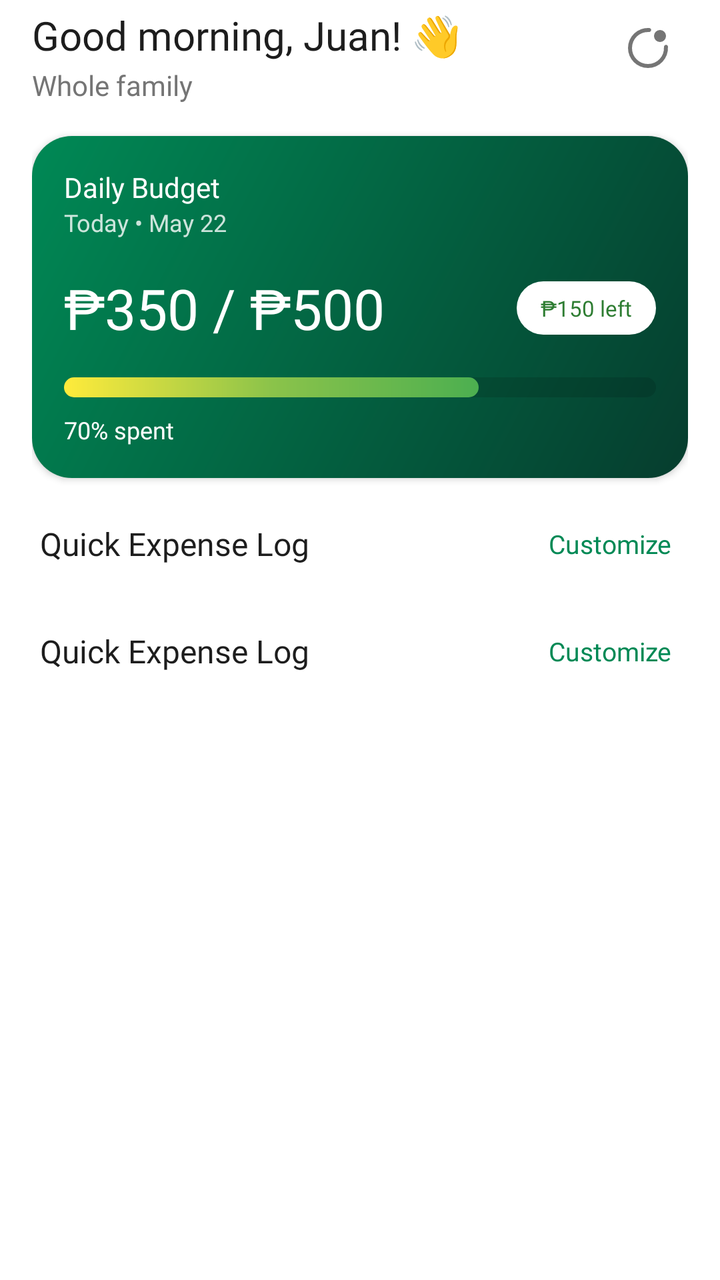
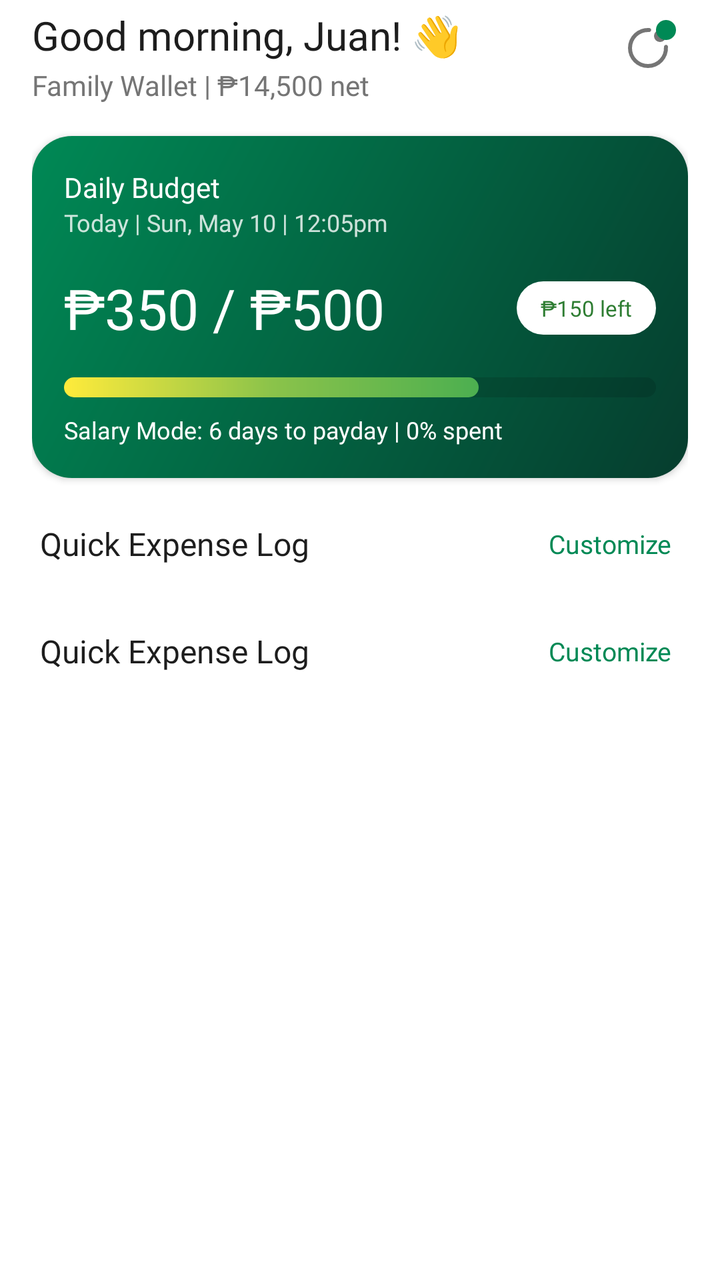

Before-and-after screenshots of an Android layout around one commit, followed by the original layout XML and the change that was made.
<!-- AndroidManifest.xml: application theme Theme.Carti -->
<!-- res/layout/fragment_home.xml -->
<?xml version="1.0" encoding="utf-8"?>
<androidx.constraintlayout.widget.ConstraintLayout xmlns:android="http://schemas.android.com/apk/res/android"
    xmlns:app="http://schemas.android.com/apk/res-auto"
    xmlns:tools="http://schemas.android.com/tools"
    android:layout_width="match_parent"
    android:layout_height="match_parent"
    android:background="@color/white">

    <androidx.core.widget.NestedScrollView
        android:id="@+id/home"
        android:layout_width="0dp"
        android:layout_height="0dp"
        android:clipToPadding="false"
        android:paddingHorizontal="@dimen/spacing_medium"
        app:layout_constraintBottom_toBottomOf="parent"
        app:layout_constraintEnd_toEndOf="parent"
        app:layout_constraintStart_toStartOf="parent"
        app:layout_constraintTop_toBottomOf="@id/layoutHeader">

        <LinearLayout
            android:layout_width="match_parent"
            android:layout_height="wrap_content"
            android:orientation="vertical">

            <include
                android:id="@+id/cardBudget"
                layout="@layout/card_daily_budget" />

            
            <include
                android:id="@+id/headerQuickLog"
                layout="@layout/layout_section_header" />

            <androidx.recyclerview.widget.RecyclerView
                android:id="@+id/rvQuickLog"
                android:layout_width="match_parent"
                android:layout_height="wrap_content"
                android:layout_marginTop="4dp"
                android:scrollbars="none"
                android:nestedScrollingEnabled="false"
                app:layoutManager="androidx.recyclerview.widget.GridLayoutManager"
                app:spanCount="4"
                tools:listitem="@layout/item_quick_log" />

            <include
                android:id="@+id/headerRecent"
                layout="@layout/layout_section_header" />

            <com.google.android.material.card.MaterialCardView
                android:layout_width="match_parent"
                android:layout_height="wrap_content"
                app:cardBackgroundColor="@color/white"
                app:cardCornerRadius="@dimen/card_corner_radius"
                app:cardElevation="0dp"
                app:strokeColor="@color/surface_variant"
                app:strokeWidth="1dp">

                <androidx.recyclerview.widget.RecyclerView
                    android:id="@+id/rvTransactions"
                    android:layout_width="match_parent"
                    android:layout_height="wrap_content"
                    android:scrollbars="none"
                    android:nestedScrollingEnabled="false"
                    tools:listitem="@layout/item_transaction" />

            </com.google.android.material.card.MaterialCardView>

        </LinearLayout>
    </androidx.core.widget.NestedScrollView>


    <androidx.constraintlayout.widget.ConstraintLayout
        android:id="@+id/layoutHeader"
        android:layout_width="match_parent"
        android:layout_height="wrap_content"
        android:background="@color/white"
        android:paddingHorizontal="@dimen/spacing_medium"
        android:paddingTop="4dp"
        android:paddingBottom="8dp">

        <LinearLayout
            android:id="@+id/llGreeting"
            android:layout_width="0dp"
            android:layout_height="wrap_content"
            android:orientation="vertical"
            app:layout_constraintEnd_toStartOf="@id/btn_notif"
            app:layout_constraintStart_toStartOf="parent"
            app:layout_constraintTop_toTopOf="parent">

            <TextView
                android:id="@+id/tv_greeting_main"
                android:layout_width="wrap_content"
                android:layout_height="wrap_content"
                android:fontFamily="@font/plus_jakarta_sans_bold"
                android:text="@string/welcome_message"
                android:textColor="@color/text_primary"
                android:textSize="20sp" />

            <TextView
                android:id="@+id/tv_greeting_sub"
                android:layout_width="wrap_content"
                android:layout_height="wrap_content"
                android:layout_marginTop="2dp"
                android:fontFamily="@font/plus_jakarta_sans_medium"
                android:text="@string/family_label"
                android:textColor="@color/text_secondary"
                android:textSize="14sp" />
        </LinearLayout>

        <ImageButton
            android:id="@+id/btn_notif"
            android:layout_width="40dp"
            android:layout_height="40dp"
            android:background="?attr/selectableItemBackgroundBorderless"
            android:contentDescription="@string/notifications"
            android:src="@drawable/ic_bell"
            app:layout_constraintEnd_toEndOf="parent"
            app:layout_constraintTop_toTopOf="parent"
            app:tint="@color/text_secondary" />
    </androidx.constraintlayout.widget.ConstraintLayout>

</androidx.constraintlayout.widget.ConstraintLayout>
<!-- res/layout/card_daily_budget.xml (included above) -->
<?xml version="1.0" encoding="utf-8"?>
<com.google.android.material.card.MaterialCardView xmlns:android="http://schemas.android.com/apk/res/android"
    xmlns:app="http://schemas.android.com/apk/res-auto"
    android:layout_width="match_parent"
    android:layout_height="wrap_content"
    android:layout_marginVertical="@dimen/spacing_small"
    app:cardCornerRadius="@dimen/pill_corner_radius"
    app:cardElevation="2dp"
    app:strokeWidth="0dp">

    <LinearLayout
        android:layout_width="match_parent"
        android:layout_height="wrap_content"
        android:background="@drawable/bg_header_gradient"
        android:orientation="vertical"
        android:padding="@dimen/spacing_medium">

        <TextView
            android:layout_width="wrap_content"
            android:layout_height="wrap_content"
            android:fontFamily="@font/plus_jakarta_sans_bold"
            android:text="@string/daily_budget"
            android:textColor="@color/white"
            android:textSize="14sp" />

        <TextView
            android:layout_width="wrap_content"
            android:layout_height="wrap_content"
            android:fontFamily="@font/plus_jakarta_sans_medium"
            android:text="@string/current_date"
            android:textColor="@color/white_80"
            android:textSize="12sp" />

        <RelativeLayout
            android:layout_width="match_parent"
            android:layout_height="wrap_content"
            android:layout_marginTop="@dimen/spacing_medium">

            <TextView
                android:id="@+id/tvAmount"
                android:layout_width="wrap_content"
                android:layout_height="wrap_content"
                android:fontFamily="@font/plus_jakarta_sans_bold"
                android:text="@string/budget_summary"
                android:textColor="@color/white"
                android:textSize="28sp" />

            <TextView
                android:id="@+id/tvStatus"
                android:layout_width="wrap_content"
                android:layout_height="wrap_content"
                android:layout_alignParentEnd="true"
                android:layout_centerVertical="true"
                android:background="@drawable/bg_pill_white"
                android:fontFamily="@font/plus_jakarta_sans_bold"
                android:paddingHorizontal="12dp"
                android:paddingVertical="6dp"
                android:text="@string/amount_remaining"
                android:textColor="@color/green_budget_status"
                android:textSize="11sp" />
        </RelativeLayout>

        <ProgressBar
            style="@android:style/Widget.ProgressBar.Horizontal"
            android:layout_width="match_parent"
            android:layout_height="10dp"
            android:layout_marginTop="@dimen/spacing_medium"
            android:progress="70"
            android:progressDrawable="@drawable/daily_progress_bar" />

        <TextView
            android:layout_width="wrap_content"
            android:layout_height="wrap_content"
            android:layout_marginTop="@dimen/spacing_small"
            android:fontFamily="@font/plus_jakarta_sans_medium"
            android:text="@string/spent_percentage"
            android:textColor="@color/white"
            android:textSize="12sp" />

    </LinearLayout>
</com.google.android.material.card.MaterialCardView>
<!-- res/layout/layout_section_header.xml (included above) -->
<?xml version="1.0" encoding="utf-8"?>
<androidx.constraintlayout.widget.ConstraintLayout xmlns:android="http://schemas.android.com/apk/res/android"
    xmlns:app="http://schemas.android.com/apk/res-auto"
    android:layout_width="match_parent"
    android:layout_height="wrap_content"
    android:paddingHorizontal="4dp"
    android:paddingVertical="12dp">

    <LinearLayout
        android:id="@+id/llHeaderTitle"
        android:layout_width="0dp"
        android:layout_height="wrap_content"
        android:orientation="vertical"
        app:layout_constraintBottom_toBottomOf="parent"
        app:layout_constraintEnd_toStartOf="@+id/btnSectionAction"
        app:layout_constraintStart_toStartOf="parent"
        app:layout_constraintTop_toTopOf="parent">

        <TextView
            android:id="@+id/tvSectionTitle"
            android:layout_width="match_parent"
            android:layout_height="wrap_content"
            android:fontFamily="@font/plus_jakarta_sans_bold"
            android:text="@string/quick_log_title"
            android:textColor="@color/text_primary"
            android:textSize="16sp" />

        <TextView
            android:id="@+id/tvSectionSubTitle"
            android:layout_width="match_parent"
            android:layout_height="wrap_content"
            android:fontFamily="@font/plus_jakarta_sans_medium"
            android:text="@string/quick_log_subtitle"
            android:textColor="@color/text_tertiary"
            android:textSize="12sp"
            android:visibility="gone" />
    </LinearLayout>

    <TextView
        android:id="@+id/btnSectionAction"
        android:layout_width="wrap_content"
        android:layout_height="wrap_content"
        android:background="?attr/selectableItemBackgroundBorderless"
        android:clickable="true"
        android:focusable="true"
        android:fontFamily="@font/plus_jakarta_sans_semibold"
        android:padding="4dp"
        android:text="@string/customize"
        android:textColor="@color/green_primary"
        android:textSize="13sp"
        app:layout_constraintBottom_toBottomOf="@id/llHeaderTitle"
        app:layout_constraintEnd_toEndOf="parent"
        app:layout_constraintTop_toTopOf="@id/llHeaderTitle" />

</androidx.constraintlayout.widget.ConstraintLayout>
<!-- res/layout/item_quick_log.xml (included above) -->
<?xml version="1.0" encoding="utf-8"?>
<com.google.android.material.card.MaterialCardView xmlns:android="http://schemas.android.com/apk/res/android"
    xmlns:app="http://schemas.android.com/apk/res-auto"
    android:layout_width="match_parent"
    android:layout_height="wrap_content"
    android:layout_margin="4dp"
    app:cardBackgroundColor="@color/white"
    app:cardCornerRadius="12dp"
    app:cardElevation="0dp"
    app:strokeColor="@color/surface_variant"
    app:strokeWidth="1dp">

    <LinearLayout
        android:layout_width="match_parent"
        android:layout_height="match_parent"
        android:gravity="center"
        android:orientation="vertical"
        android:padding="8dp">

        <com.google.android.material.card.MaterialCardView
            android:id="@+id/cvIconBg"
            android:layout_width="36dp"
            android:layout_height="36dp"
            app:cardBackgroundColor="@color/log_food"
            app:cardCornerRadius="10dp"
            app:cardElevation="0dp">

            <ImageView
                android:id="@+id/ivIcon"
                android:layout_width="20dp"
                android:layout_height="20dp"
                android:layout_gravity="center"
                android:src="@android:drawable/ic_menu_gallery"
                app:tint="@color/icon_food" />
        </com.google.android.material.card.MaterialCardView>

        <TextView
            android:id="@+id/tvLabel"
            android:layout_width="wrap_content"
            android:layout_height="wrap_content"
            android:layout_marginTop="8dp"
            android:text="@string/label_food"
            android:textAlignment="center"
            android:textColor="@color/text_primary"
            android:textSize="11sp"
            android:fontFamily="@font/plus_jakarta_sans_bold" />

    </LinearLayout>
</com.google.android.material.card.MaterialCardView>
<!-- res/layout/item_transaction.xml (included above) -->
<?xml version="1.0" encoding="utf-8"?>
<LinearLayout xmlns:android="http://schemas.android.com/apk/res/android"
    xmlns:app="http://schemas.android.com/apk/res-auto"
    android:layout_width="match_parent"
    android:layout_height="wrap_content"
    android:orientation="vertical">

    <LinearLayout
        android:layout_width="match_parent"
        android:layout_height="wrap_content"
        android:gravity="center_vertical"
        android:padding="@dimen/spacing_medium">

        <com.google.android.material.card.MaterialCardView
            android:id="@+id/cvIconBg"
            android:layout_width="40dp"
            android:layout_height="40dp"
            app:cardBackgroundColor="@color/log_food"
            app:cardCornerRadius="20dp"
            app:cardElevation="0dp">

            <ImageView
                android:id="@+id/ivIcon"
                android:layout_width="@dimen/icon_size_small"
                android:layout_height="@dimen/icon_size_small"
                android:layout_gravity="center"
                android:contentDescription="@null"
                android:src="@android:drawable/ic_menu_gallery"
                app:tint="@color/icon_food" />
        </com.google.android.material.card.MaterialCardView>

        <LinearLayout
            android:layout_width="0dp"
            android:layout_height="wrap_content"
            android:layout_marginStart="@dimen/spacing_medium"
            android:layout_weight="1"
            android:orientation="vertical">

            <TextView
                android:id="@+id/tvTitle"
                android:layout_width="wrap_content"
                android:layout_height="wrap_content"
                android:textColor="@color/text_primary"
                android:textSize="@dimen/text_size_body"
                android:fontFamily="@font/plus_jakarta_sans_bold" />

            <TextView
                android:id="@+id/tvTimestamp"
                android:layout_width="wrap_content"
                android:layout_height="wrap_content"
                android:textColor="@color/text_secondary"
                android:textSize="@dimen/text_size_small"
                android:fontFamily="@font/plus_jakarta_sans_medium" />
        </LinearLayout>

        <TextView
            android:id="@+id/tvAmount"
            android:layout_width="wrap_content"
            android:layout_height="wrap_content"
            android:textColor="@color/text_primary"
            android:textSize="@dimen/text_size_body"
            android:fontFamily="@font/plus_jakarta_sans_bold" />

    </LinearLayout>

    <com.google.android.material.divider.MaterialDivider
        android:id="@+id/divider"
        android:layout_width="match_parent"
        android:layout_height="wrap_content"
        android:layout_marginStart="72dp"
        app:dividerColor="@color/surface_variant" />

</LinearLayout>
<!-- resources referenced by this layout -->
<resources>
  <color name="green_budget_status">#2E7D32</color>
  <color name="green_primary">#008955</color>
  <color name="icon_food">#4CAF50</color>
  <color name="log_food">#E8F5E9</color>
  <color name="surface_variant">#F5F5F5</color>
  <color name="text_primary">#1D1D1D</color>
  <color name="text_secondary">#757575</color>
  <color name="text_tertiary">#9E9E9E</color>
  <color name="white">#FFFFFFFF</color>
  <color name="white_80">#CCFFFFFF</color>
  <dimen name="card_corner_radius">16dp</dimen>
  <dimen name="icon_size_small">20dp</dimen>
  <dimen name="pill_corner_radius">20dp</dimen>
  <dimen name="spacing_medium">16dp</dimen>
  <dimen name="spacing_small">8dp</dimen>
  <dimen name="text_size_body">14sp</dimen>
  <dimen name="text_size_small">12sp</dimen>
  <!-- drawable bg_header_gradient (drawable) -->
  <?xml version="1.0" encoding="utf-8"?>
  <shape xmlns:android="http://schemas.android.com/apk/res/android"
      android:shape="rectangle">
      <gradient
          android:angle="315"
          android:endColor="@color/green_darker"
          android:startColor="@color/green_primary" />
  </shape>
  <!-- drawable bg_pill_white (drawable) -->
  <?xml version="1.0" encoding="utf-8"?>
  <shape xmlns:android="http://schemas.android.com/apk/res/android">
      <solid android:color="@color/white" />
      <corners android:radius="20dp" />
  </shape>
  <!-- drawable daily_progress_bar (drawable) -->
  <?xml version="1.0" encoding="utf-8"?>
  <layer-list xmlns:android="http://schemas.android.com/apk/res/android">
  
      <item android:id="@android:id/background">
          <shape>
              <corners android:radius="10dp" />
              <solid android:color="@color/progress_bg" />
          </shape>
      </item>
  
      <item android:id="@android:id/progress">
          <scale android:scaleWidth="100%">
              <shape>
                  <corners android:radius="10dp" />
                  <gradient
                      android:angle="0"
                      android:centerColor="@color/progress_center"
                      android:endColor="@color/progress_end"
                      android:startColor="@color/progress_start" />
              </shape>
          </scale>
      </item>
  
  </layer-list>
  <string name="amount_remaining">₱150 left</string>
  <string name="budget_summary">₱350 / ₱500</string>
  <string name="current_date">Today • May 22</string>
  <string name="customize">Customize</string>
  <string name="daily_budget">Daily Budget</string>
  <string name="family_label">Whole family</string>
  <string name="label_food">Food</string>
  <string name="notifications">Notifications</string>
  <string name="quick_log_subtitle">Just select, 1 tap!</string>
  <string name="quick_log_title">Quick Expense Log</string>
  <string name="spent_percentage">70% spent</string>
  <string name="welcome_message">Good morning, Juan! 👋</string>
  <style name="Theme.Carti" parent="Base.Theme.Carti" />
  <color name="green_darker">#063D2E</color>
  <color name="progress_bg">#20000000</color>
  <color name="progress_center">#8BC34A</color>
  <color name="progress_end">#4CAF50</color>
  <color name="progress_start">#FFEB3B</color>
  <style name="Base.Theme.Carti" parent="Theme.Material3.DayNight.NoActionBar">
          <item name="colorPrimary">@color/carti_primary_green</item>
          <item name="android:windowBackground">@color/white</item>
          <item name="android:statusBarColor">@color/white</item>
          <item name="android:windowLightStatusBar" tools:targetApi="m">true</item>
          <item name="android:navigationBarColor">@color/white</item>
      </style>
  <color name="carti_primary_green">#008955</color>
  <!-- unchanged entries left out for length: 1 -->
</resources>

<!-- the commit's change to res/layout/fragment_home.xml (unified diff, before → after) -->
@@ -83,7 +83,7 @@
             android:layout_width="0dp"
             android:layout_height="wrap_content"
             android:orientation="vertical"
-            app:layout_constraintEnd_toStartOf="@id/btn_notif"
+            app:layout_constraintEnd_toStartOf="@id/btn_notif_container"
             app:layout_constraintStart_toStartOf="parent"
             app:layout_constraintTop_toTopOf="parent">
 
@@ -107,16 +107,31 @@
                 android:textSize="14sp" />
         </LinearLayout>
 
-        <ImageButton
-            android:id="@+id/btn_notif"
-            android:layout_width="40dp"
-            android:layout_height="40dp"
-            android:background="?attr/selectableItemBackgroundBorderless"
-            android:contentDescription="@string/notifications"
-            android:src="@drawable/ic_bell"
+        <FrameLayout
+            android:id="@+id/btn_notif_container"
+            android:layout_width="wrap_content"
+            android:layout_height="wrap_content"
             app:layout_constraintEnd_toEndOf="parent"
-            app:layout_constraintTop_toTopOf="parent"
-            app:tint="@color/text_secondary" />
+            app:layout_constraintTop_toTopOf="parent">
+
+            <ImageButton
+                android:id="@+id/btn_notif"
+                android:layout_width="40dp"
+                android:layout_height="40dp"
+                android:background="?attr/selectableItemBackgroundBorderless"
+                android:contentDescription="@string/notifications"
+                android:src="@drawable/ic_bell"
+                app:tint="@color/text_secondary" />
+
+            <View
+                android:id="@+id/notif_badge"
+                android:layout_width="10dp"
+                android:layout_height="10dp"
+                android:layout_gravity="top|end"
+                android:layout_marginTop="6dp"
+                android:layout_marginEnd="6dp"
+                android:background="@drawable/badge_dot" />
+        </FrameLayout>
     </androidx.constraintlayout.widget.ConstraintLayout>
 
 </androidx.constraintlayout.widget.ConstraintLayout>
@@ -196,7 +211,7 @@
             android:layout_height="wrap_content"
             android:layout_marginTop="@dimen/spacing_small"
             android:fontFamily="@font/plus_jakarta_sans_medium"
-            android:text="@string/spent_percentage"
+            android:text="@string/spent_remaining_days"
             android:textColor="@color/white"
             android:textSize="12sp" />
 
<!-- resource entries referenced after the edit -->
@@ -17,6 +17,15 @@
   <dimen name="spacing_small">8dp</dimen>
   <dimen name="text_size_body">14sp</dimen>
   <dimen name="text_size_small">12sp</dimen>
+  <!-- drawable badge_dot (drawable) -->
+  <?xml version="1.0" encoding="utf-8"?>
+  <shape xmlns:android="http://schemas.android.com/apk/res/android"
+      android:shape="oval">
+      <solid android:color="@color/carti_primary_green" />
+      <size
+          android:width="8dp"
+          android:height="8dp" />
+  </shape>
   <!-- drawable bg_header_gradient (drawable) -->
   <?xml version="1.0" encoding="utf-8"?>
   <shape xmlns:android="http://schemas.android.com/apk/res/android"
@@ -59,15 +68,15 @@
   </layer-list>
   <string name="amount_remaining">₱150 left</string>
   <string name="budget_summary">₱350 / ₱500</string>
-  <string name="current_date">Today • May 22</string>
+  <string name="current_date">Today | Sun, May 10 | 12:05pm</string>
   <string name="customize">Customize</string>
   <string name="daily_budget">Daily Budget</string>
-  <string name="family_label">Whole family</string>
+  <string name="family_label">Family Wallet | ₱14,500 net </string>
   <string name="label_food">Food</string>
   <string name="notifications">Notifications</string>
   <string name="quick_log_subtitle">Just select, 1 tap!</string>
   <string name="quick_log_title">Quick Expense Log</string>
-  <string name="spent_percentage">70% spent</string>
+  <string name="spent_remaining_days">Salary Mode: 6 days to payday | 0% spent </string>
   <string name="welcome_message">Good morning, Juan! 👋</string>
   <style name="Theme.Carti" parent="Base.Theme.Carti" />
   <color name="green_darker">#063D2E</color>
